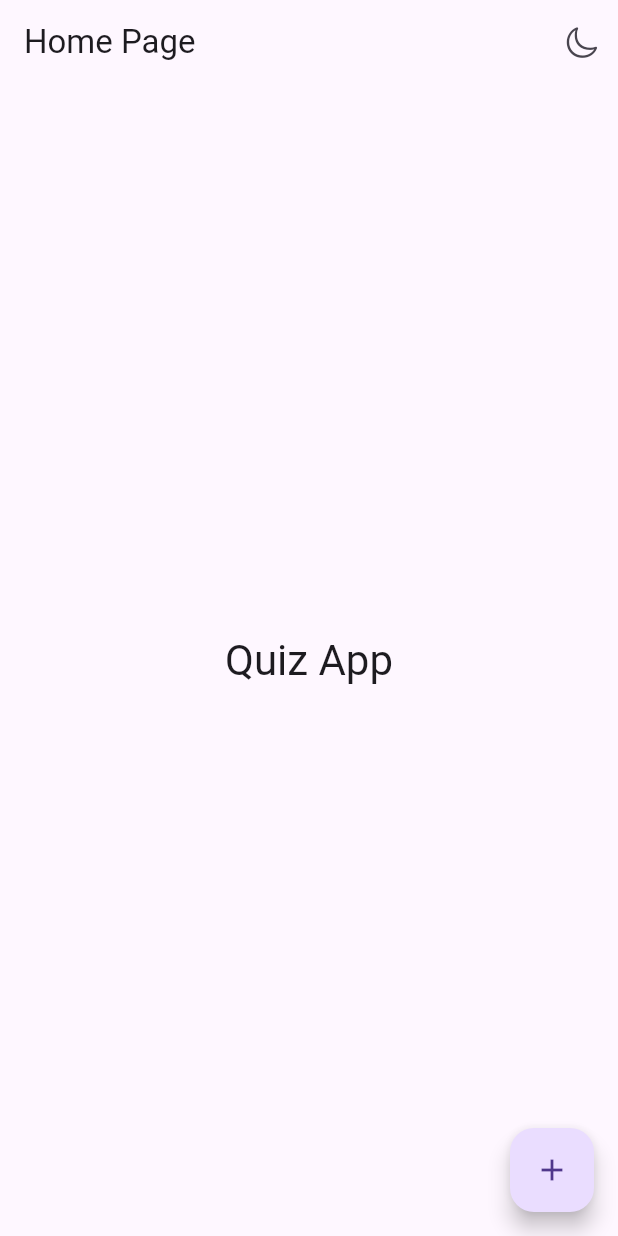
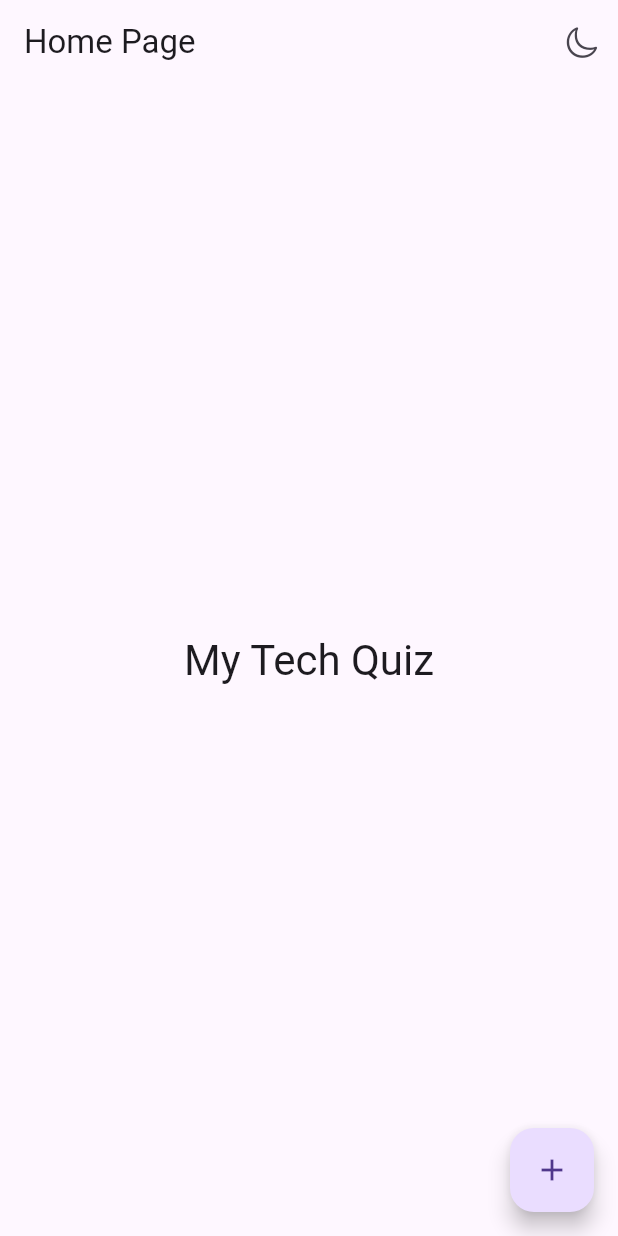
Before and after one commit to gshivg/quiz_flutter, a Flutter app: the screen it shows after launch, on a phone screen of 412 x 824 dp. Run offline on Flutter 3.47's test engine with Material 2 defaults, Android fonts, the phone set to English and light mode, and no system bars; our stand-ins replace firebase_core, shared_preferences; accounts and stored records are empty.

Commit message:
AppBar Title Refactor

```diff
--- a/lib/pages/homepage.dart
+++ b/lib/pages/homepage.dart
@@ -22,13 +22,13 @@ class _MyHomePageState extends State<MyHomePage> {
     return Consumer(
       builder: (context, ThemeModel themeNotifier, child) {
         return Scaffold(
-          appBar: standardAppBar(themeNotifier),
+          appBar: standardAppBar(themeNotifier, 'Home Page'),
           body: Center(
             child: Column(
               mainAxisAlignment: MainAxisAlignment.center,
               children: <Widget>[
                 Text(
-                  'Quiz App',
+                  'My Tech Quiz',
                   textAlign: TextAlign.center,
                   style: Theme.of(context).textTheme.headlineMedium,
                 ),
--- a/lib/styles/appbar.dart
+++ b/lib/styles/appbar.dart
@@ -7,10 +7,8 @@ import 'package:flutter/material.dart';
 // Project Dependencies
 import 'package:quiz_flutter/Models/theme.dart';
 
-AppBar standardAppBar(ThemeModel themeNotifier) => AppBar(
-      title: const Text(
-        'Home Page',
-      ),
+AppBar standardAppBar(ThemeModel themeNotifier, String title) => AppBar(
+      title: Text(title),
       actions: [
         IconButton(
           icon: Icon(
```
Also changed, not shown: lib/pages/quizpage.dart (+3 -7 lines).
